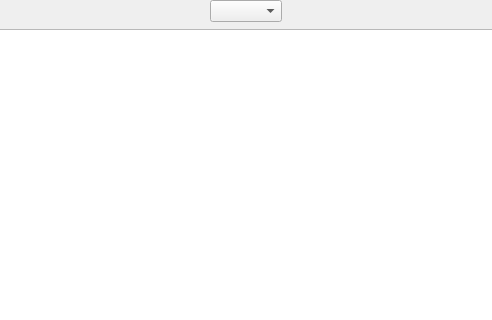
First picture: the form in src/pySUMOQt/Designer/GraphWidget.ui, repository pySUMO/pysumo, before the edit; both pictures show x 173 to 665 and y 0 to 320 of the 889 by 680 pixel window.
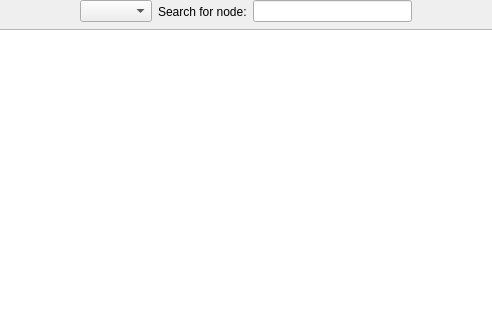
Second picture: the form after the edit.

Commit message: pySUMOQt/Designer/GraphWidget: Add search line to GraphWidget.

Diff of the .ui file:
```diff
--- a/src/pySUMOQt/Designer/GraphWidget.ui
+++ b/src/pySUMOQt/Designer/GraphWidget.ui
@@ -23,6 +23,9 @@
     </rect>
    </property>
    <layout class="QGridLayout" name="gridLayout">
+    <item row="0" column="4">
+     <widget class="QLineEdit" name="lineEdit"/>
+    </item>
     <item row="0" column="0">
      <widget class="QPushButton" name="pushButton">
       <property name="text">
@@ -46,7 +49,7 @@
     <item row="0" column="2">
      <widget class="QComboBox" name="relations"/>
     </item>
-    <item row="0" column="3">
+    <item row="0" column="5">
      <spacer name="horizontalSpacer_2">
       <property name="orientation">
        <enum>Qt::Horizontal</enum>
@@ -59,7 +62,7 @@
       </property>
      </spacer>
     </item>
-    <item row="0" column="4">
+    <item row="0" column="6">
      <widget class="QDoubleSpinBox" name="doubleSpinBox">
       <property name="minimum">
        <double>0.010000000000000</double>
@@ -75,12 +78,19 @@
       </property>
      </widget>
     </item>
-    <item row="0" column="5">
+    <item row="0" column="7">
      <widget class="QComboBox" name="comboBox"/>
     </item>
-    <item row="1" column="0" colspan="6">
+    <item row="1" column="0" colspan="8">
      <widget class="QGraphicsView" name="graphicsView"/>
     </item>
+    <item row="0" column="3">
+     <widget class="QLabel" name="label">
+      <property name="text">
+       <string>Search for node:</string>
+      </property>
+     </widget>
+    </item>
    </layout>
   </widget>
  </widget>
```
The commit also changes 1 other file.
